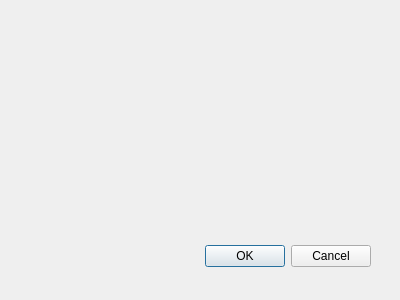
Above: authenticationdialog.ui from lazin87/QtNetwork before the change. Below: the same form after it.
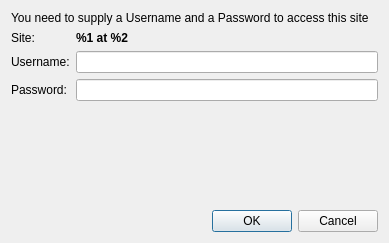
That is the form after the change.

What changed in the file:
```diff
--- a/authenticationdialog.ui
+++ b/authenticationdialog.ui
@@ -8,29 +8,91 @@
    <rect>
     <x>0</x>
     <y>0</y>
-    <width>400</width>
-    <height>300</height>
+    <width>389</width>
+    <height>243</height>
    </rect>
   </property>
   <property name="windowTitle" >
    <string>Dialog</string>
   </property>
-  <widget class="QDialogButtonBox" name="buttonBox" >
-   <property name="geometry" >
-    <rect>
-     <x>30</x>
-     <y>240</y>
-     <width>341</width>
-     <height>32</height>
-    </rect>
-   </property>
-   <property name="orientation" >
-    <enum>Qt::Horizontal</enum>
-   </property>
-   <property name="standardButtons" >
-    <set>QDialogButtonBox::Cancel|QDialogButtonBox::Ok</set>
-   </property>
-  </widget>
+  <layout class="QGridLayout" >
+   <item row="0" column="0" colspan="2" >
+    <widget class="QLabel" name="label" >
+     <property name="text" >
+      <string>You need to supply a Username and a Password to access this site</string>
+     </property>
+     <property name="wordWrap" >
+      <bool>false</bool>
+     </property>
+    </widget>
+   </item>
+   <item row="2" column="0" >
+    <widget class="QLabel" name="label_2" >
+     <property name="text" >
+      <string>Username:</string>
+     </property>
+    </widget>
+   </item>
+   <item row="2" column="1" >
+    <widget class="QLineEdit" name="userEdit" />
+   </item>
+   <item row="3" column="0" >
+    <widget class="QLabel" name="label_3" >
+     <property name="text" >
+      <string>Password:</string>
+     </property>
+    </widget>
+   </item>
+   <item row="3" column="1" >
+    <widget class="QLineEdit" name="passwordEdit" />
+   </item>
+   <item row="5" column="0" colspan="2" >
+    <widget class="QDialogButtonBox" name="buttonBox" >
+     <property name="orientation" >
+      <enum>Qt::Horizontal</enum>
+     </property>
+     <property name="standardButtons" >
+      <set>QDialogButtonBox::Cancel|QDialogButtonBox::Ok</set>
+     </property>
+    </widget>
+   </item>
+   <item row="1" column="0" >
+    <widget class="QLabel" name="label_4" >
+     <property name="text" >
+      <string>Site:</string>
+     </property>
+    </widget>
+   </item>
+   <item row="1" column="1" >
+    <widget class="QLabel" name="siteDescription" >
+     <property name="font" >
+      <font>
+       <weight>75</weight>
+       <bold>true</bold>
+      </font>
+     </property>
+     <property name="text" >
+      <string>%1 at %2</string>
+     </property>
+     <property name="wordWrap" >
+      <bool>true</bool>
+     </property>
+    </widget>
+   </item>
+   <item row="4" column="0" >
+    <spacer>
+     <property name="orientation" >
+      <enum>Qt::Vertical</enum>
+     </property>
+     <property name="sizeHint" >
+      <size>
+       <width>20</width>
+       <height>40</height>
+      </size>
+     </property>
+    </spacer>
+   </item>
+  </layout>
  </widget>
  <pixmapfunction></pixmapfunction>
  <resources/>
```
Left out of the diff: 7 changed lines with no effect on the pictures.
